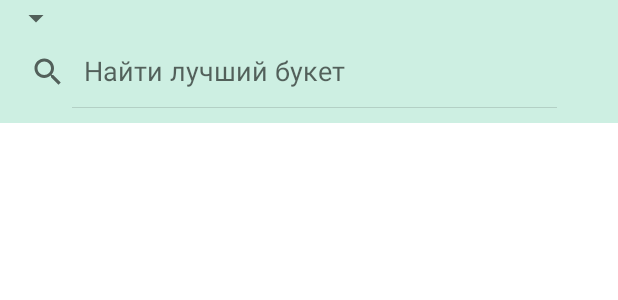
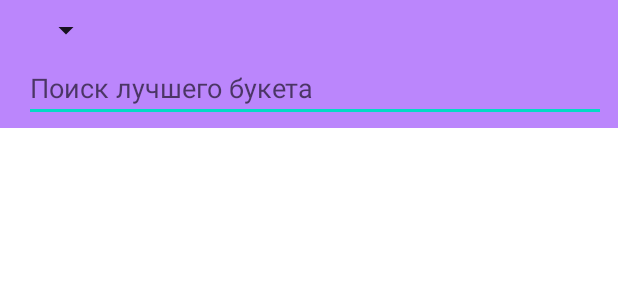
Before and after one commit to woow98/coursework, an Android app: the layout fragment_main.xml on its own in the app's theme, with its tools: preview values and no code run, on a phone screen of 412 x 824 dp. Shown: the top 300 px of the screen. Run offline under Robolectric (Android 15) with nearby library versions, the phone set to English and light mode, and no system bars.

Commit message:
изменения

```diff
--- a/app/build.gradle
+++ b/app/build.gradle
@@ -37,6 +37,7 @@ dependencies {
     implementation platform('com.google.firebase:firebase-bom:31.2.2')
     implementation 'com.google.firebase:firebase-analytics-ktx'
     implementation 'androidx.core:core-ktx:1.7.0'
+    implementation 'com.github.bumptech.glide:glide:4.4.0'
     implementation 'androidx.appcompat:appcompat:1.5.0'
     implementation 'com.google.android.material:material:1.6.1'
     implementation 'androidx.constraintlayout:constraintlayout:2.1.4'
--- a/app/src/main/res/layout/activity_main.xml
+++ b/app/src/main/res/layout/activity_main.xml
@@ -5,8 +5,6 @@
     android:layout_width="match_parent"
     android:layout_height="match_parent"
     tools:context=".MainActivity">
-
-
 
     <fragment
         android:id="@+id/nav_host_fragment"
--- a/app/src/main/res/layout/fragment_main.xml
+++ b/app/src/main/res/layout/fragment_main.xml
@@ -1,63 +1,64 @@
 <?xml version="1.0" encoding="utf-8"?>
-<FrameLayout xmlns:android="http://schemas.android.com/apk/res/android"
+<androidx.constraintlayout.widget.ConstraintLayout xmlns:android="http://schemas.android.com/apk/res/android"
+    xmlns:app="http://schemas.android.com/apk/res-auto"
     xmlns:tools="http://schemas.android.com/tools"
     android:layout_width="match_parent"
     android:layout_height="match_parent"
-    tools:context=".main">
+    tools:context=".FragMain">
 
-    <RelativeLayout
-        android:id="@+id/header"
+    <androidx.constraintlayout.widget.ConstraintLayout
+        android:id="@+id/tbLayout"
         android:layout_width="match_parent"
         android:layout_height="wrap_content"
-        android:layout_alignParentTop="true"
-        android:background="#cdefe2"
-        android:gravity="center">
+        app:layout_constraintBottom_toTopOf="@id/rvMain"
+        app:layout_constraintEnd_toEndOf="parent"
+        app:layout_constraintStart_toStartOf="parent"
+        app:layout_constraintTop_toTopOf="parent">
 
-        <LinearLayout
-            android:layout_width="wrap_content"
+        <androidx.appcompat.widget.Toolbar
+            android:id="@+id/my_toolbar"
+            android:layout_width="match_parent"
             android:layout_height="wrap_content"
-            android:orientation="vertical">
+            android:background="@color/purple_200"
+            android:elevation="4dp"
+            android:theme="@style/ThemeOverlay.AppCompat.ActionBar"
+            app:layout_constraintBottom_toBottomOf="parent"
+            app:layout_constraintEnd_toEndOf="parent"
+            app:layout_constraintStart_toStartOf="parent"
+            app:titleTextColor="@android:color/white">
 
-            <Spinner
-                android:id="@+id/spinner2"
-                style="@style/Widget.AppCompat.Light.DropDownItem.Spinner"
-                android:layout_width="wrap_content"
+            <LinearLayout
+                android:layout_width="match_parent"
                 android:layout_height="wrap_content"
-                android:layout_weight="1"
-                android:theme="@style/Spinner" />
+                android:orientation="vertical">
+                <Spinner
+                    android:id="@+id/spinner"
+                    android:layout_width="wrap_content"
+                    android:layout_height="wrap_content"
+                    android:spinnerMode="dropdown"
+                    android:layout_marginStart="4dp"
+                    android:layout_marginTop="8dp"/>
+                <!-- добавление строки поиска -->
+                <EditText
+                    android:id="@+id/etSearch"
+                    android:layout_width="match_parent"
+                    android:layout_height="wrap_content"
+                    android:layout_marginBottom="4dp"
+                    android:hint="Поиск лучшего букета"
+                    android:layout_marginTop="4dp"
+                    android:layout_marginEnd="8dp"/>
+            </LinearLayout>
+        </androidx.appcompat.widget.Toolbar>
+    </androidx.constraintlayout.widget.ConstraintLayout>
 
-            <SearchView
-                android:id="@+id/idSV"
-                android:layout_width="379dp"
-                android:layout_height="wrap_content"
-                android:layout_marginRight="100dp"
-                android:layout_marginBottom="10dp"
-
-                android:layout_weight="2"
-                android:iconifiedByDefault="false"
-                android:queryHint="Найти лучший букет" />
-        </LinearLayout>
+    <androidx.recyclerview.widget.RecyclerView
+        android:id="@+id/rvMain"
+        android:layout_width="match_parent"
+        android:layout_height="0dp"
+        app:layout_constraintBottom_toBottomOf="parent"
+        app:layout_constraintEnd_toEndOf="parent"
+        app:layout_constraintStart_toStartOf="parent"
+        app:layout_constraintTop_toBottomOf="@id/tbLayout" />
 
 
-    </RelativeLayout>
-
-    <ScrollView
-        android:id="@+id/container"
-        android:layout_width="fill_parent"
-        android:layout_height="fill_parent"
-
-        android:layout_below="@id/header">
-
-        <!-- Content will go here -->
-
-
-
-    </ScrollView>
-    <!-- TODO: Update blank fragment layout -->
-    <androidx.recyclerview.widget.RecyclerView
-        android:id="@+id/recycler_view"
-        android:layout_width="match_parent"
-        android:layout_height="wrap_content"
-        android:layout_below="@id/header"/>
-
-</FrameLayout>
+</androidx.constraintlayout.widget.ConstraintLayout>
--- a/app/src/main/res/navigation/menu.xml
+++ b/app/src/main/res/navigation/menu.xml
@@ -7,7 +7,7 @@
 
     <fragment
         android:id="@+id/main"
-        android:name="com.example.coursework.main"
+        android:name="com.example.coursework.FragMain"
         android:label="@string/title_main"
         tools:layout="@layout/fragment_main" >
 
--- a/gradle.properties
+++ b/gradle.properties
@@ -21,3 +21,4 @@ kotlin.code.style=official
 # resources declared in the library itself and none from the library's dependencies,
 # thereby reducing the size of the R class for that library
 android.nonTransitiveRClass=true
+android.enableJetifier=true
```
Also changed, not shown: app/src/main/java/com/example/coursework/FlowersAdapter.kt (added, +47 -0 lines), app/src/main/java/com/example/coursework/FragMain.kt (+37 -39 lines), app/src/main/java/com/example/coursework/FragMainViewModel.kt (added, +74 -0 lines), app/src/main/java/com/example/coursework/FragProfile.kt (+1 -26 lines), app/src/main/java/com/example/coursework/MainActivity.kt (+6 -48 lines), app/src/main/java/com/example/coursework/ProductsAdapter.kt (deleted, +0 -28 lines), app/src/main/java/com/example/coursework/model/Product.kt (+5 -4 lines), app/src/main/res/layout/header_activity.xml (deleted, +0 -32 lines), app/src/main/res/layout/product_row.xml (deleted, +0 -16 lines), app/src/main/res/layout/product_view.xml (added, +29 -0 lines).
